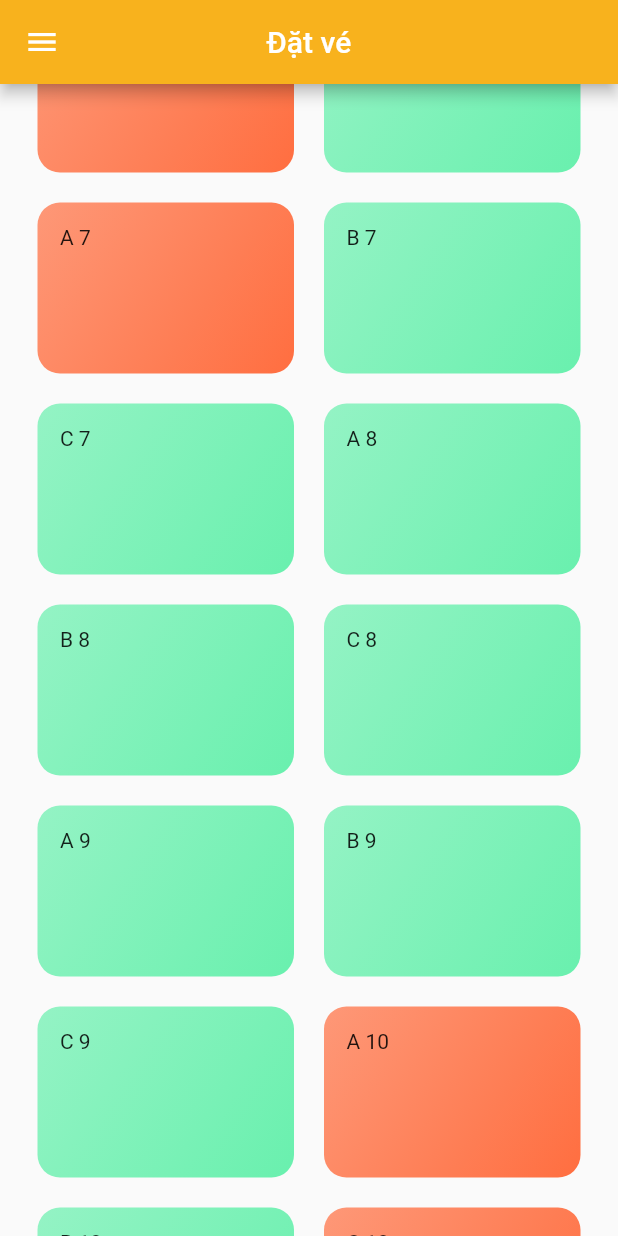
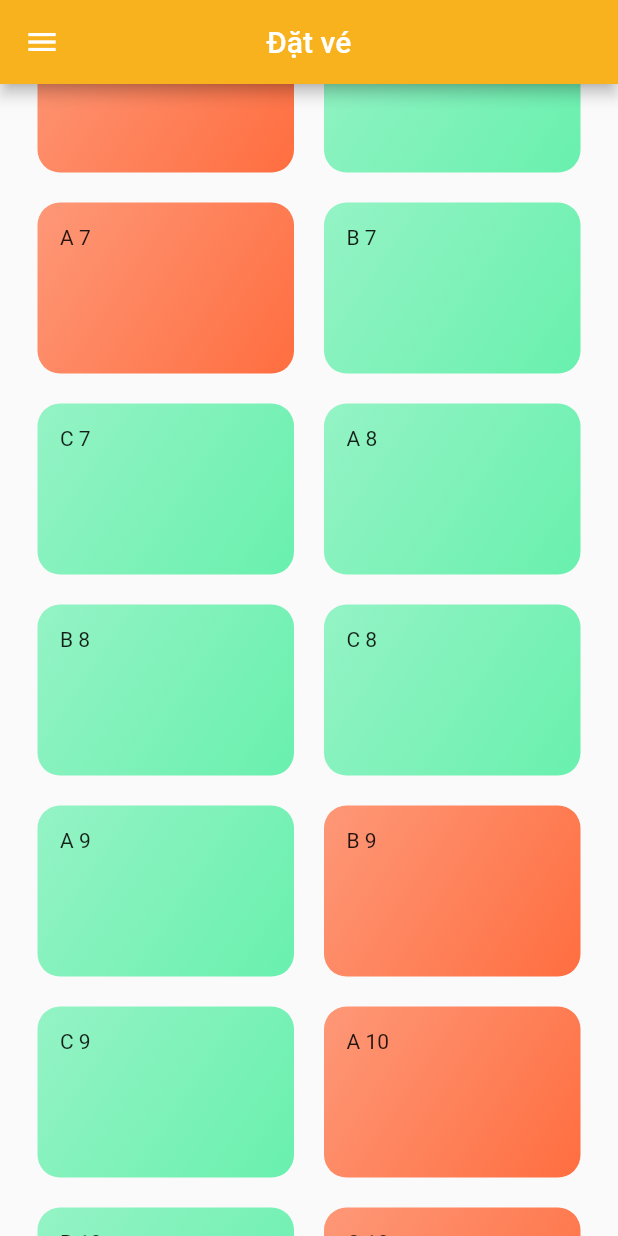
Before and after one commit to HaYen1112/Project_DACN, a Flutter app: the screen it shows after launch, scrolled down 1152 dp, on a phone screen of 412 x 824 dp. Run offline on Flutter 3.47's test engine with Material 2 defaults, Android fonts, the phone set to English and light mode, and no system bars; our stand-ins replace cloud_firestore, email_validator, firebase_auth, firebase_core, flutter_svg, font_awesome_flutter and 1 more; missing offline and left inert: dart:html, dart:js; accounts and stored records are empty.

Commit message:
Code giao diện đặt vé

```diff
--- a/project_cnpm/lib/DAO/TicketData.dart
+++ b/project_cnpm/lib/DAO/TicketData.dart
@@ -154,8 +154,8 @@ const DUMMY_TICKET = const[
   Ticket_book(
       id: '26',
       title: 'B 9',
-      status: 'Trống',
-      color: Colors.greenAccent
+      status: 'Đã đặt',
+      color: Colors.deepOrangeAccent
   ),
   Ticket_book(
       id: '27',
```
